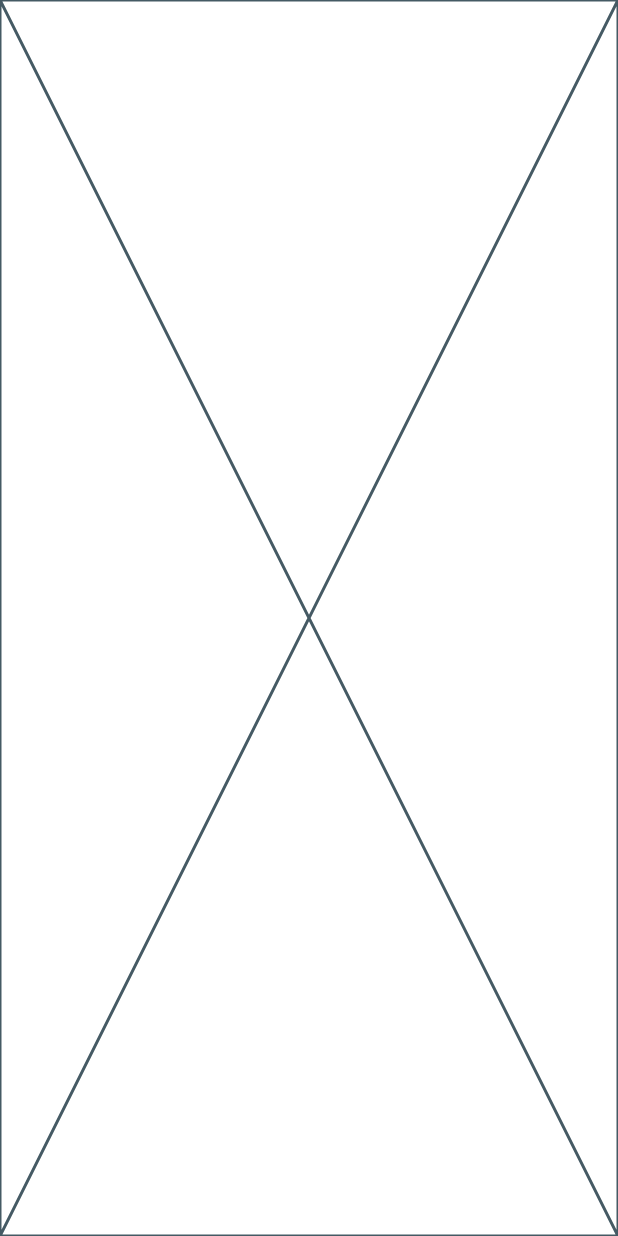
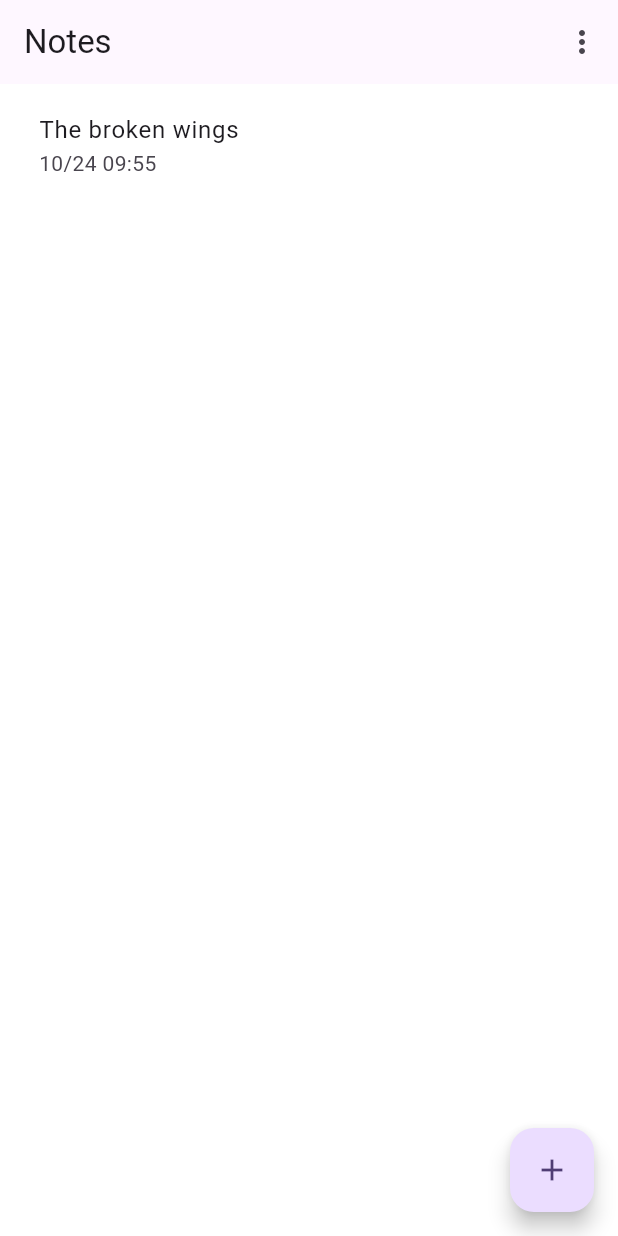
Before and after one commit to prulm/todo_flutter, a Flutter app: the screen it shows after launch, on a phone screen of 412 x 824 dp. Run offline on Flutter 3.47's test engine with Material 3 defaults, Android fonts, the phone set to English and light mode, and no system bars.

Commit message:
basic structure

```diff
--- a/lib/screens/home.dart
+++ b/lib/screens/home.dart
@@ -10,6 +10,33 @@ class Home extends StatefulWidget {
 class _HomeState extends State<Home> {
   @override
   Widget build(BuildContext context) {
-    return const Placeholder();
+    return Scaffold(
+      backgroundColor: Colors.white,
+      appBar: AppBar(
+        elevation: 0,
+        title: Text("Notes"),
+        actions: [
+          IconButton(
+            icon: Icon(Icons.more_vert),
+            onPressed: () {},
+          ),
+        ],
+      ),
+      body: Padding(
+        padding: EdgeInsets.symmetric(horizontal: 10.0, vertical: 5.0),
+        child: Column(
+          children: [
+            ListTile(
+              title: Text("The broken wings"),
+              subtitle: Text("10/24 09:55"),
+            )
+          ],
+        ),
+      ),
+      floatingActionButton: FloatingActionButton(
+        onPressed: () {},
+        child: Icon(Icons.add),
+      ),
+    );
   }
 }
```
